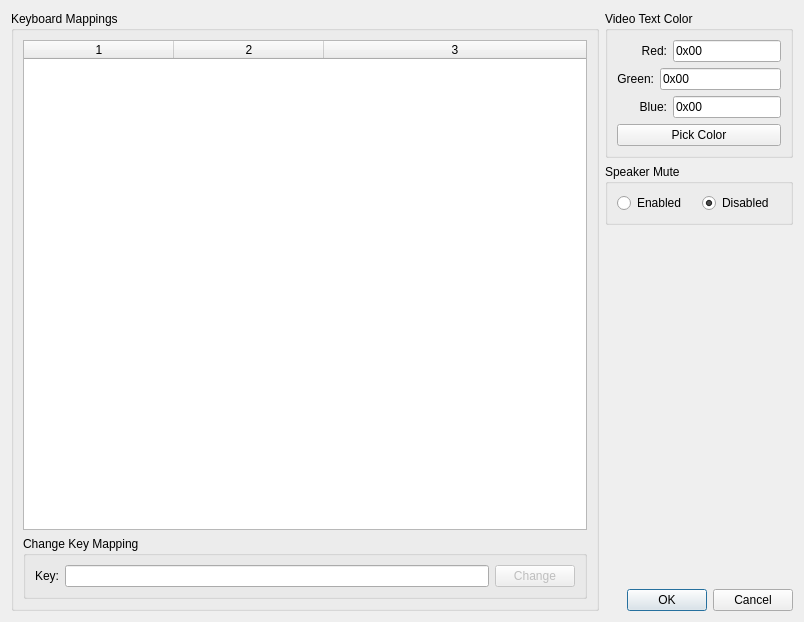
Old version of the form SettingsDialog.ui in the repository andrade824/SuperII.
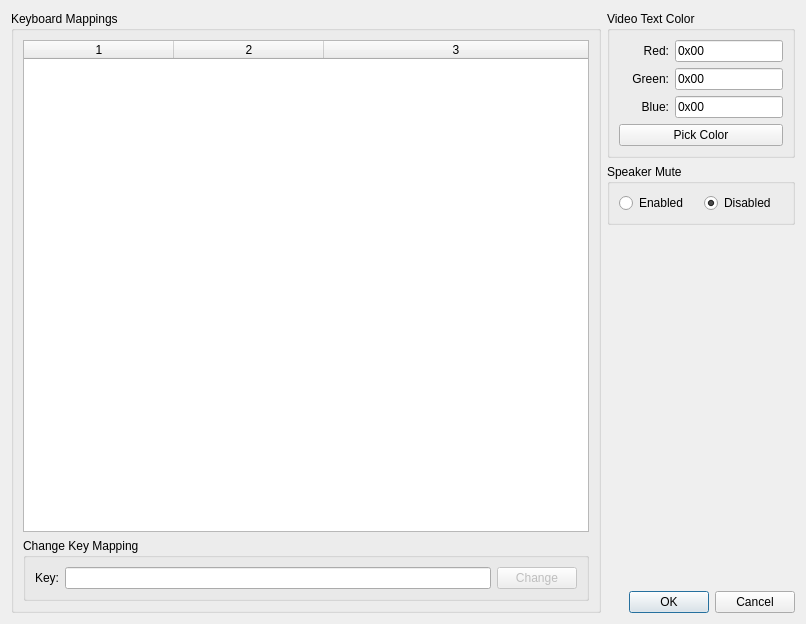
New version of the form.

Commit message: Fix settings dialog GUI (labels weren't aligned)

Diff of the .ui file:
```diff
--- a/SettingsDialog.ui
+++ b/SettingsDialog.ui
@@ -6,8 +6,8 @@
    <rect>
     <x>0</x>
     <y>0</y>
-    <width>804</width>
-    <height>622</height>
+    <width>806</width>
+    <height>624</height>
    </rect>
   </property>
   <property name="sizePolicy">
@@ -166,6 +166,12 @@
           </property>
           <item>
            <widget class="QLabel" name="greenLabel">
+            <property name="minimumSize">
+             <size>
+              <width>50</width>
+              <height>0</height>
+             </size>
+            </property>
             <property name="text">
              <string>Green:</string>
             </property>
```
